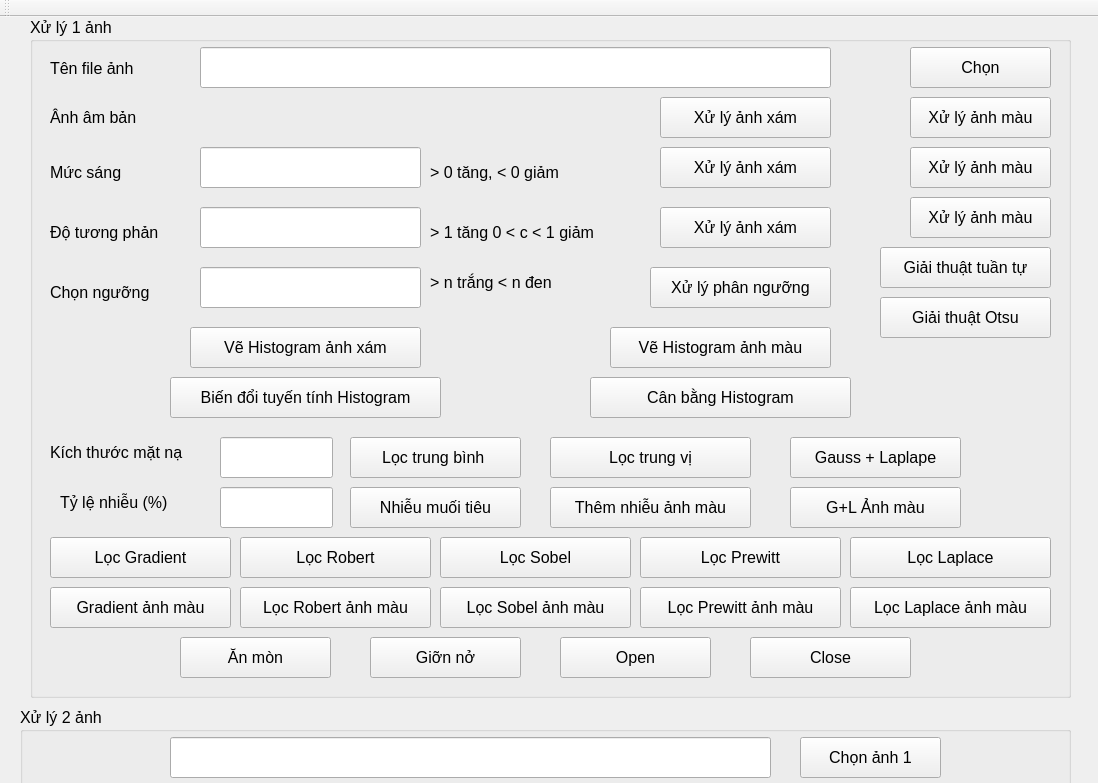
This is mainwindow.ui in TrungVinh-0103/TH_XuLyAnh_06-05-2025 as Qt 5 draws it before an edit. The edited form follows.
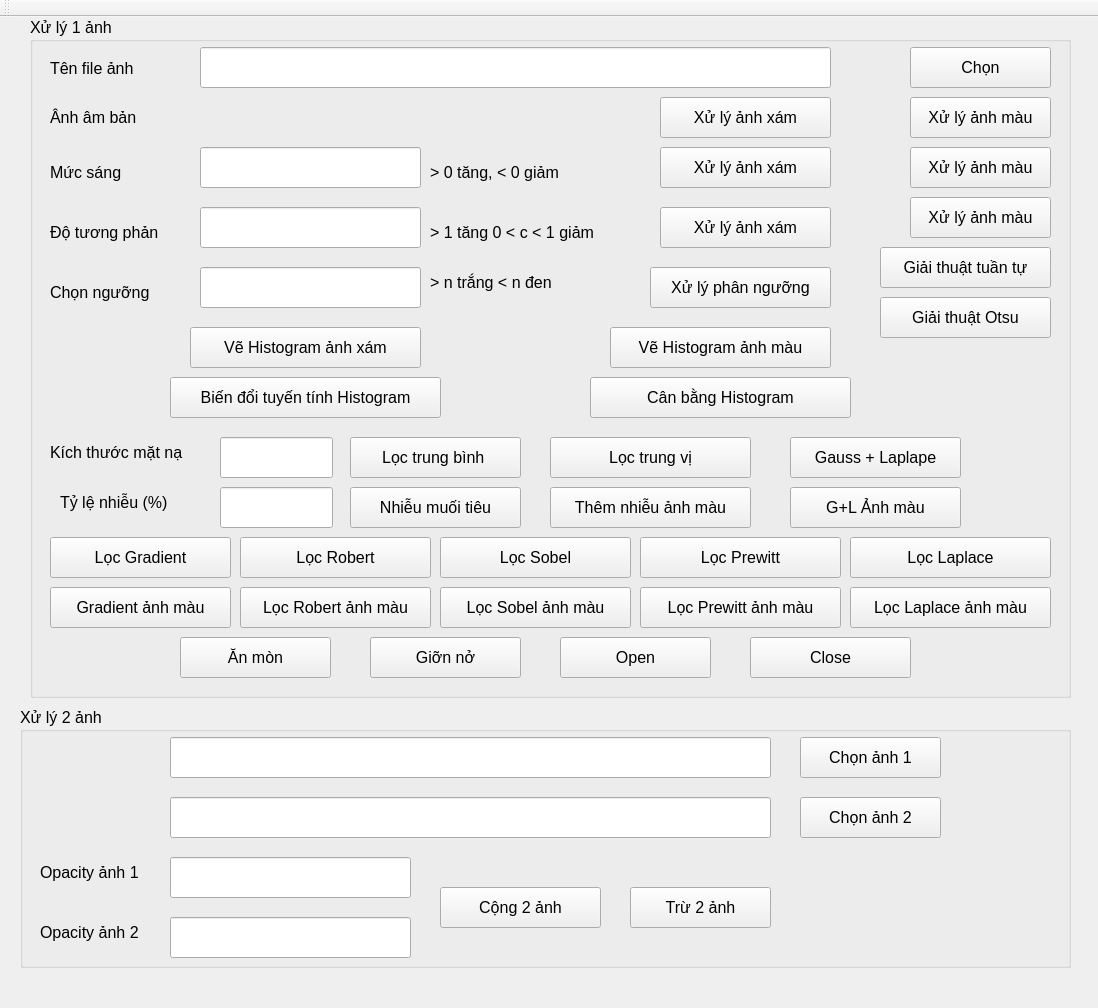
This is the edited form.

Patch:
```diff
--- a/mainwindow.ui
+++ b/mainwindow.ui
@@ -7,7 +7,7 @@
     <x>0</x>
     <y>0</y>
     <width>1098</width>
-    <height>783</height>
+    <height>1008</height>
    </rect>
   </property>
   <property name="font">
```
Left out of the diff: 2 changed lines with no effect on the pictures.
